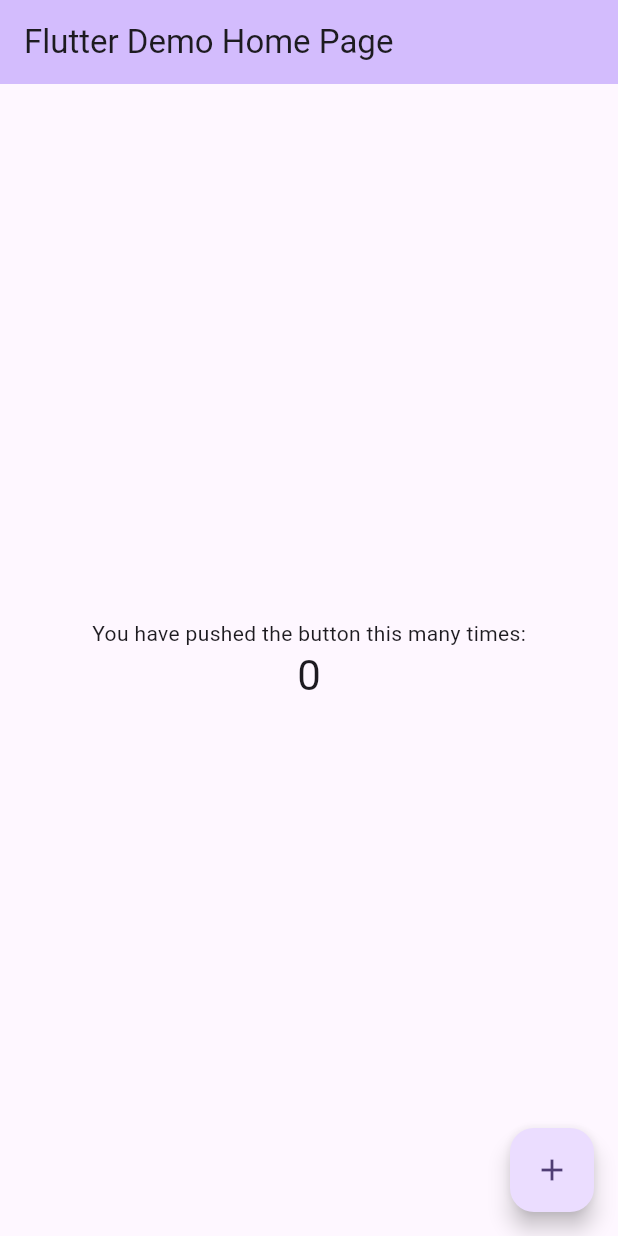
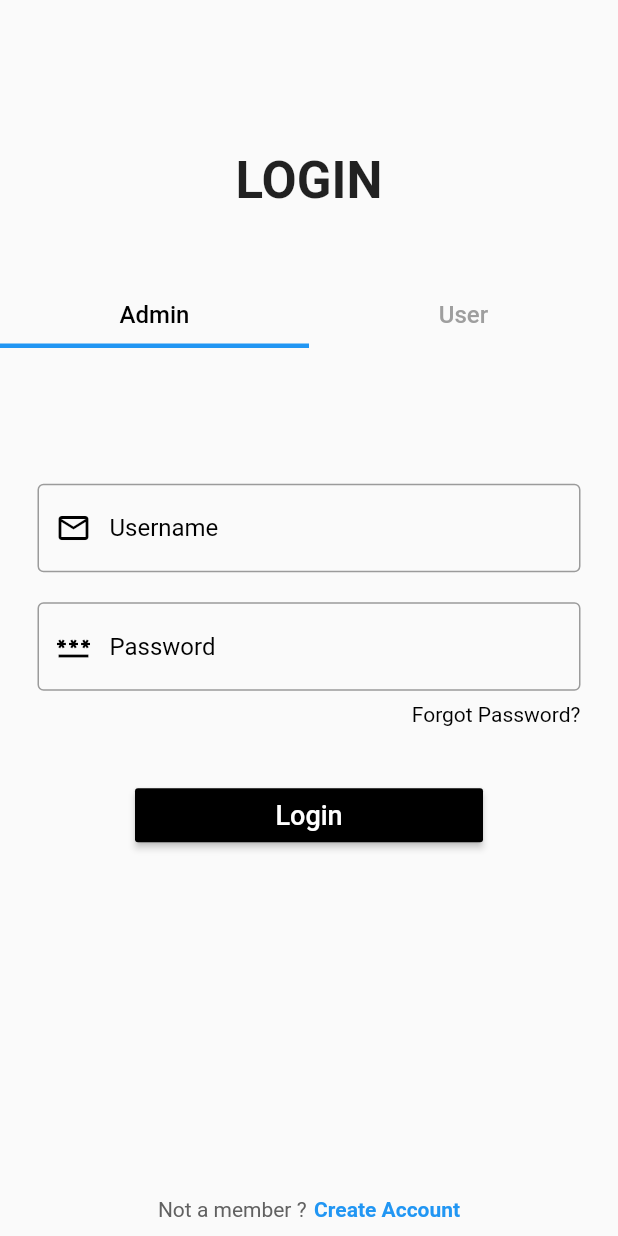
Before and after one commit to Maverix-Interns/TaskManagerApp, a Flutter app: the screen it shows after launch, on a phone screen of 412 x 824 dp. Run offline on Flutter 3.47's test engine with Material 2 defaults, Android fonts, the phone set to English and light mode, and no system bars.

Commit message:
"06-07-2023"

```diff
--- a/lib/main.dart
+++ b/lib/main.dart
@@ -1,125 +1,15 @@
 import 'package:flutter/material.dart';
+import 'view/Login/splash_screen.dart';
 
 void main() {
-  runApp(const MyApp());
+  runApp(Task());
 }
 
-class MyApp extends StatelessWidget {
-  const MyApp({super.key});
-
-  // This widget is the root of your application.
+class Task extends StatelessWidget {
   @override
   Widget build(BuildContext context) {
     return MaterialApp(
-      title: 'Flutter Demo',
-      theme: ThemeData(
-        // This is the theme of your application.
-        //
-        // TRY THIS: Try running your application with "flutter run". You'll see
-        // the application has a blue toolbar. Then, without quitting the app,
-        // try changing the seedColor in the colorScheme below to Colors.green
-        // and then invoke "hot reload" (save your changes or press the "hot
-        // reload" button in a Flutter-supported IDE, or press "r" if you used
-        // the command line to start the app).
-        //
-        // Notice that the counter didn't reset back to zero; the application
-        // state is not lost during the reload. To reset the state, use hot
-        // restart instead.
-        //
-        // This works for code too, not just values: Most code changes can be
-        // tested with just a hot reload.
-        colorScheme: ColorScheme.fromSeed(seedColor: Colors.deepPurple),
-        useMaterial3: true,
-      ),
-      home: const MyHomePage(title: 'Flutter Demo Home Page'),
+      home: SplashScreen(),
     );
   }
 }
-
-class MyHomePage extends StatefulWidget {
-  const MyHomePage({super.key, required this.title});
-
-  // This widget is the home page of your application. It is stateful, meaning
-  // that it has a State object (defined below) that contains fields that affect
-  // how it looks.
-
-  // This class is the configuration for the state. It holds the values (in this
-  // case the title) provided by the parent (in this case the App widget) and
-  // used by the build method of the State. Fields in a Widget subclass are
-  // always marked "final".
-
-  final String title;
-
-  @override
-  State<MyHomePage> createState() => _MyHomePageState();
-}
-
-class _MyHomePageState extends State<MyHomePage> {
-  int _counter = 0;
-
-  void _incrementCounter() {
-    setState(() {
-      // This call to setState tells the Flutter framework that something has
-      // changed in this State, which causes it to rerun the build method below
-      // so that the display can reflect the updated values. If we changed
-      // _counter without calling setState(), then the build method would not be
-      // called again, and so nothing would appear to happen.
-      _counter++;
-    });
-  }
-
-  @override
-  Widget build(BuildContext context) {
-    // This method is rerun every time setState is called, for instance as done
-    // by the _incrementCounter method above.
-    //
-    // The Flutter framework has been optimized to make rerunning build methods
-    // fast, so that you can just rebuild anything that needs updating rather
-    // than having to individually change instances of widgets.
-    return Scaffold(
-      appBar: AppBar(
-        // TRY THIS: Try changing the color here to a specific color (to
-        // Colors.amber, perhaps?) and trigger a hot reload to see the AppBar
-        // change color while the other colors stay the same.
-        backgroundColor: Theme.of(context).colorScheme.inversePrimary,
-        // Here we take the value from the MyHomePage object that was created by
-        // the App.build method, and use it to set our appbar title.
-        title: Text(widget.title),
-      ),
-      body: Center(
-        // Center is a layout widget. It takes a single child and positions it
-        // in the middle of the parent.
-        child: Column(
-          // Column is also a layout widget. It takes a list of children and
-          // arranges them vertically. By default, it sizes itself to fit its
-          // children horizontally, and tries to be as tall as its parent.
-          //
-          // Column has various properties to control how it sizes itself and
-          // how it positions its children. Here we use mainAxisAlignment to
-          // center the children vertically; the main axis here is the vertical
-          // axis because Columns are vertical (the cross axis would be
-          // horizontal).
-          //
-          // TRY THIS: Invoke "debug painting" (choose the "Toggle Debug Paint"
-          // action in the IDE, or press "p" in the console), to see the
-          // wireframe for each widget.
-          mainAxisAlignment: MainAxisAlignment.center,
-          children: <Widget>[
-            const Text(
-              'You have pushed the button this many times:',
-            ),
-            Text(
-              '$_counter',
-              style: Theme.of(context).textTheme.headlineMedium,
-            ),
-          ],
-        ),
-      ),
-      floatingActionButton: FloatingActionButton(
-        onPressed: _incrementCounter,
-        tooltip: 'Increment',
-        child: const Icon(Icons.add),
-      ), // This trailing comma makes auto-formatting nicer for build methods.
-    );
-  }
-}
--- /dev/null
+++ b/lib/view/Login/login.dart
@@ -0,0 +1,451 @@
+import 'package:flutter/material.dart';
+
+class Task extends StatelessWidget {
+  const Task({super.key});
+
+  @override
+  Widget build(BuildContext context) {
+    return MaterialApp(
+      home: Login(),
+    );
+  }
+}
+
+//Tab Bar
+class Login extends StatelessWidget {
+  final List<String> tabs = ['Admin', 'User'];
+  int selectedTabIndex = 0;
+
+  Login({super.key});
+
+  @override
+  Widget build(BuildContext context) {
+    return DefaultTabController(
+      length: tabs.length,
+      child: Scaffold(
+        body: Column(
+          children: [
+            Padding(
+              padding: EdgeInsets.only(top: 100),
+              child: Text(
+                'LOGIN',
+                style: TextStyle(
+                  fontSize: 34,
+                  fontWeight: FontWeight.bold,
+                ),
+              ),
+            ),
+            SizedBox(height: 50),
+            TabBar(
+              labelColor: Colors.black,
+              unselectedLabelColor: Colors.grey,
+              indicator: UnderlineTabIndicator(
+                borderSide: BorderSide(width: 3, color: Colors.blue),
+              ),
+              tabs: tabs.map((String tab) {
+                return Container(
+                  height: 40,
+                  child: Tab(
+                    child: Align(
+                      alignment: Alignment.center,
+                      child: Text(
+                        tab,
+                        style: TextStyle(fontSize: 16.0),
+                      ),
+                    ),
+                  ),
+                );
+              }).toList(),
+              onTap: (index) {},
+            ),
+            Expanded(
+              child: TabBarView(
+                physics: NeverScrollableScrollPhysics(),
+                children: [
+                  LoginScreen(),
+                  LoginScreen1(),
+                ],
+              ),
+            ),
+            Row(
+              mainAxisAlignment: MainAxisAlignment.center,
+              children: [
+                Text(
+                  'Not a member ?',
+                  style: TextStyle(color: Colors.grey[700]),
+                ),
+                SizedBox(width: 5),
+                Text(
+                  'Create Account',
+                  style: TextStyle(
+                    color: Colors.blue,
+                    fontWeight: FontWeight.bold,
+                  ),
+                ),
+              ],
+            ),
+            SizedBox(height: 10),
+          ],
+        ),
+      ),
+    );
+  }
+}
+
+
+//Admin
+class LoginScreen extends StatelessWidget {
+  const LoginScreen({Key? key}) : super(key: key);
+
+  @override
+  Widget build(BuildContext context) {
+    return Scaffold(
+      body: LoginScreenBody(),
+    );
+  }
+}
+class LoginScreenBody extends StatelessWidget {
+  const LoginScreenBody({Key? key}) : super(key: key);
+
+  @override
+  Widget build(BuildContext context) {
+    return Column(
+      mainAxisAlignment: MainAxisAlignment.center,
+      crossAxisAlignment: CrossAxisAlignment.center,
+      children: [
+        LoginForm(),
+        SizedBox(height: 20),
+      ],
+    );
+  }
+}
+class LoginForm extends StatelessWidget {
+  const LoginForm({Key? key}) : super(key: key);
+
+  @override
+  Widget build(BuildContext context) {
+    return Padding(
+      padding: const EdgeInsets.symmetric(),
+      child: Form(
+        child: Column(
+          children: [
+            Username(),
+            SizedBox(height: 20),
+            Password(),
+            SizedBox(height: 8),
+            ForgotPassword(),
+            SizedBox(height: 35),
+            LoginButton(),
+            SizedBox(height: 120),
+          ],
+        ),
+      ),
+    );
+  }
+}
+class Username extends StatelessWidget {
+  const Username({Key? key}) : super(key: key);
+
+  @override
+  Widget build(BuildContext context) {
+    return Padding(
+      padding: EdgeInsets.symmetric(horizontal: 25),
+      child: Container( // Set the background color to gray
+        child: TextFormField(
+          keyboardType: TextInputType.emailAddress,
+          style: TextStyle(color: Colors.black), // Set the text color to black
+          decoration: InputDecoration(
+            hintText: 'Username',
+            hintStyle: TextStyle(color: Colors.black), // Set the hint text color to black
+            prefixIcon: Icon(Icons.email_outlined, color: Colors.black), // Set the prefix icon color to black
+            border: OutlineInputBorder(),
+          ),
+          onChanged: (String value) {},
+          validator: (value) {
+            return value!.isEmpty ? 'Please enter username' : null;
+          },
+        ),
+      ),
+    );
+  }
+}
+class Password extends StatelessWidget {
+  const Password({Key? key}) : super(key: key);
+
+  @override
+  Widget build(BuildContext context) {
+    return Padding(
+      padding: EdgeInsets.symmetric(horizontal: 25),
+      child: Container(
+        child: TextFormField(
+          keyboardType: TextInputType.visiblePassword,
+          style: TextStyle(color: Colors.black), // Set text color to black
+          decoration: InputDecoration(
+            hintText: 'Password',
+            hintStyle: TextStyle(color: Colors.black), // Set hint text color to black
+            prefixIcon: Icon(Icons.password_outlined, color: Colors.black), // Set prefix icon color to black
+            border: OutlineInputBorder(),
+          ),
+          onChanged: (String value) {},
+          validator: (value) {
+            return value!.isEmpty ? 'Please enter Password' : null;
+          },
+        ),
+      ),
+    );
+  }
+}
+class ForgotPassword extends StatelessWidget {
+  const ForgotPassword({Key? key}) : super(key: key);
+
+  @override
+  Widget build(BuildContext context) {
+    return Padding(
+      padding: const EdgeInsets.symmetric(horizontal: 25.0),
+      child: Row(
+        mainAxisAlignment: MainAxisAlignment.end,
+        children: [
+          Text(
+            'Forgot Password?',
+            style: TextStyle(color: Colors.black),
+          ),
+        ],
+      ),
+    );
+  }
+}
+class LoginButton extends StatelessWidget {
+  const LoginButton({Key? key}) : super(key: key);
+
+  @override
+  Widget build(BuildContext context) {
+    return Padding(
+      padding: EdgeInsets.symmetric(horizontal: 90),
+      child: MaterialButton(
+        minWidth: double.infinity,
+        onPressed: () {},
+        child: Text(
+          'Login',
+          style: TextStyle(fontSize: 18),
+        ),
+        color: Colors.black,
+        textColor: Colors.white,
+      ),
+    );
+  }
+}
+
+
+//User
+class LoginScreen1 extends StatelessWidget {
+  const LoginScreen1({Key? key}) : super(key: key);
+
+  @override
+  Widget build(BuildContext context) {
+    return Scaffold(
+      body: LoginScreenBody1(),
+    );
+  }
+}
+class LoginScreenBody1 extends StatelessWidget {
+  const LoginScreenBody1({Key? key}) : super(key: key);
+
+  @override
+  Widget build(BuildContext context) {
+    return Column(
+      mainAxisAlignment: MainAxisAlignment.center,
+      crossAxisAlignment: CrossAxisAlignment.center,
+      children: [
+        LoginForm1(),
+        SizedBox(height: 20),
+        OrDivider1(),
+        SizedBox(height: 20),
+        GoogleSignInButton1(),
+      ],
+    );
+  }
+}
+class LoginForm1 extends StatelessWidget {
+  const LoginForm1({Key? key}) : super(key: key);
+
+  @override
+  Widget build(BuildContext context) {
+    return Padding(
+      padding: const EdgeInsets.symmetric(),
+      child: Form(
+        child: Column(
+          children: [
+            Username1(),
+            SizedBox(height: 20),
+            Password1(),
+            SizedBox(height: 8),
+            ForgotPassword1(),
+            SizedBox(height: 35),
+            LoginButton1(),
+          ],
+        ),
+      ),
+    );
+  }
+}
+class Username1 extends StatelessWidget {
+  const Username1({Key? key}) : super(key: key);
+
+  @override
+  Widget build(BuildContext context) {
+    return Padding(
+      padding: EdgeInsets.symmetric(horizontal: 25),
+      child: Container(
+        child: TextFormField(
+          keyboardType: TextInputType.emailAddress,
+          style: TextStyle(color: Colors.black), // Set the text color to black
+          decoration: InputDecoration(
+            hintText: 'Username',
+            hintStyle: TextStyle(color: Colors.black), // Set the hint text color to black
+            prefixIcon: Icon(Icons.email_outlined, color: Colors.black), // Set the prefix icon color to black
+            border: OutlineInputBorder(),
+          ),
+          onChanged: (String value) {},
+          validator: (value) {
+            return value!.isEmpty ? 'Please enter username' : null;
+          },
+        ),
+      ),
+    );
+  }
+}
+class Password1 extends StatelessWidget {
+  const Password1({Key? key}) : super(key: key);
+
+  @override
+  Widget build(BuildContext context) {
+    return Padding(
+      padding: EdgeInsets.symmetric(horizontal: 25),
+      child: Container(
+        child: TextFormField(
+          keyboardType: TextInputType.visiblePassword,
+          style: TextStyle(color: Colors.black), // Set text color to black
+          decoration: InputDecoration(
+            hintText: 'Password',
+            hintStyle: TextStyle(color: Colors.black), // Set hint text color to black
+            prefixIcon: Icon(Icons.password_outlined, color: Colors.black), // Set prefix icon color to black
+            border: OutlineInputBorder(),
+          ),
+          onChanged: (String value) {},
+          validator: (value) {
+            return value!.isEmpty ? 'Please enter Password' : null;
+          },
+        ),
+      ),
+    );
+  }
+}
+
+class ForgotPassword1 extends StatelessWidget {
+  const ForgotPassword1({Key? key}) : super(key: key);
+
+  @override
+  Widget build(BuildContext context) {
+    return Padding(
+      padding: const EdgeInsets.symmetric(horizontal: 25.0),
+      child: Row(
+        mainAxisAlignment: MainAxisAlignment.end,
+        children: [
+          Text(
+            'Forgot Password?',
+            style: TextStyle(color: Colors.black),
+          ),
+        ],
+      ),
+    );
+  }
+}
+
+class LoginButton1 extends StatelessWidget {
+  const LoginButton1({Key? key}) : super(key: key);
+
+  @override
+  Widget build(BuildContext context) {
+    return Padding(
+      padding: EdgeInsets.symmetric(horizontal: 90),
+      child: MaterialButton(
+        minWidth: double.infinity,
+        onPressed: () {},
+        child: Text(
+          'Login',
+          style: TextStyle(fontSize: 18),
+        ),
+        color: Colors.black,
+        textColor: Colors.white,
+      ),
+    );
+  }
+}
+class OrDivider1 extends StatelessWidget {
+  const OrDivider1({Key? key}) : super(key: key);
+
+  @override
+  Widget build(BuildContext context) {
+    return Padding(
+      padding: const EdgeInsets.only(bottom: 15),
+      child: Row(
+        children: [
+          Expanded(
+            child: Divider(
+              thickness: 3,
+              color: Colors.black,
+            ),
+          ),
+          Padding(
+            padding: const EdgeInsets.symmetric(horizontal: 8),
+            child: Text(
+              'OR',
+              style: TextStyle(
+                color: Colors.black,
+                fontSize: 35,
+                fontWeight: FontWeight.bold,
+              ),
+            ),
+          ),
+          Expanded(
+            child: Divider(
+              thickness: 3,
+              color: Colors.black,
+            ),
+          ),
+        ],
+      ),
+    );
+  }
+}
+class GoogleSignInButton1 extends StatelessWidget {
+  const GoogleSignInButton1({Key? key}) : super(key: key);
+
+  @override
+  Widget build(BuildContext context) {
+    return Padding(
+      padding: EdgeInsets.symmetric(horizontal: 90),
+      child: MaterialButton(
+        minWidth: double.infinity,
+        onPressed: () {},
+        color: Colors.black,
+        textColor: Colors.white,
+        child: Row(
+          mainAxisAlignment: MainAxisAlignment.start,
+          children: [
+            Image.asset(
+              'lib/view/Login/Images/google.png',
+              width: 24,
+              height: 24,
+            ),
+            SizedBox(width: 10),
+            Text(
+              'Sign-in with Google',
+              style: TextStyle(fontSize: 16),
+            ),
+          ],
+        ),
+      ),
+    );
+  }
+}
--- a/pubspec.yaml
+++ b/pubspec.yaml
@@ -59,9 +59,9 @@ flutter:
   uses-material-design: true
 
   # To add assets to your application, add an assets section, like this:
-  # assets:
-  #   - images/a_dot_burr.jpeg
-  #   - images/a_dot_ham.jpeg
+  assets:
+   - lib/view/Login/Images/maverix.jpg
+   - lib/view/Login/Images/google.png
 
   # An image asset can refer to one or more resolution-specific "variants", see
   # https://flutter.dev/assets-and-images/#resolution-aware
```
Also changed, not shown: lib/view/Login/splash_screen.dart (added, +63 -0 lines), lib/view/import 'packagefluttermaterial.dart.txt (deleted, +0 -35 lines), lib/view/Login/Images/google.png (added), lib/view/Login/Images/maverix.jpg (added), pubspec.lock, 1 other file.
